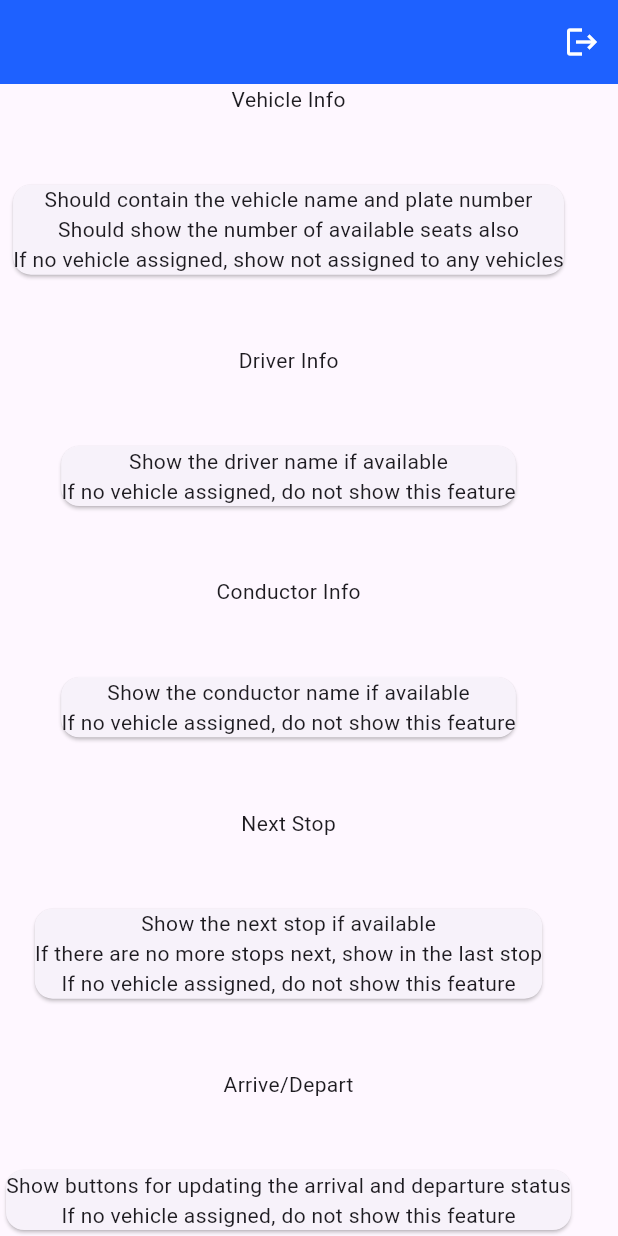
After one commit to carlgonzales075/pwd_reservation_app, a Flutter app: the EmployeeHomeScreen screen opened by its route, after a tap on the "logout" icon, on a phone screen of 412 x 824 dp. The commit adds this screen. Run offline on Flutter 3.47's test engine with Material 3 defaults, Android fonts, the phone set to English and light mode, and no system bars; our stand-ins replace camera, carousel_slider, file_picker.

Commit message:
Added in the driver and conductor login, added placeholder for driver/conductor screen.

```diff
--- a/lib/modules/auth/drivers/auth.dart
+++ b/lib/modules/auth/drivers/auth.dart
@@ -95,6 +95,7 @@ class UserProvider extends ChangeNotifier {
   String? description;
   String? avatar;
   String? email;
+  String? role;
 
   void updateUser({
     required String userId,
@@ -102,7 +103,8 @@ class UserProvider extends ChangeNotifier {
     required String lastName,
     String? description,
     String? avatar,
-    String? email
+    String? email,
+    String? role
   }) {
     this.userId = userId;
     this.firstName = firstName;
@@ -110,6 +112,7 @@ class UserProvider extends ChangeNotifier {
     this.description = description;
     this.avatar = avatar;
     this.email = email;
+    this.role = role;
     notifyListeners();
   }
 }
@@ -117,7 +120,7 @@ class UserProvider extends ChangeNotifier {
 Future<User> getUser(String accessToken, String domain) async {
   try {
     final response = await http.get(
-      Uri.parse('$domain/users/me'),
+      Uri.parse('$domain/users/me?fields=*,role.name'),
       headers: <String, String>{
         "Authorization": "Bearer $accessToken"
     });
--- a/lib/modules/auth/drivers/auth_convert.dart
+++ b/lib/modules/auth/drivers/auth_convert.dart
@@ -4,13 +4,15 @@ class User {
   final String lastName;
   final String? avatar;
   final String? email;
+  final String? role;
 
   const User({
     required this.userId,
     required this.firstName,
     required this.lastName,
     this.avatar,
-    this.email
+    this.email,
+    this.role
   });
 
   factory User.fromJson(Map<String, dynamic> json) {
@@ -22,6 +24,7 @@ class User {
       final lastName = data['last_name'] as String?;
       final avatar = data['avatar'] as String?;
       final email = data['email'] as String?;
+      final role = data['role']['name'] as String?;
 
       if (firstName != null && lastName != null) {
         return User(
@@ -29,7 +32,8 @@ class User {
           firstName: firstName,
           lastName: lastName,
           avatar: avatar,
-          email: email
+          email: email,
+          role: role
         );
       }
     }
--- /dev/null
+++ b/lib/modules/employee/employee_screen.dart
@@ -0,0 +1,82 @@
+import 'package:flutter/material.dart';
+import 'package:provider/provider.dart';
+import 'package:pwd_reservation_app/commons/themes/theme_modules.dart';
+import 'package:pwd_reservation_app/modules/auth/drivers/auth.dart';
+import 'package:pwd_reservation_app/modules/reservation/drivers/bus_selected.dart';
+import 'package:pwd_reservation_app/modules/reservation/drivers/routes.dart';
+import 'package:pwd_reservation_app/modules/shared/config/env_config.dart';
+
+class EmployeeHomeScreen extends StatelessWidget {
+  const EmployeeHomeScreen({super.key});
+
+  @override
+  Widget build (BuildContext context) {
+    return Scaffold(
+      appBar: AppBar(
+        automaticallyImplyLeading: false,
+        title: const Text(''),
+        backgroundColor: CustomThemeColors.themeBlue,
+        foregroundColor: CustomThemeColors.themeWhite,
+        actions: <Widget>[
+          IconButton(
+            onPressed: () {
+              logOut(
+                context.read<CredentialsProvider>().refreshToken,
+                context.read<DomainProvider>().url as String
+              );
+              context.read<CredentialsProvider>().resetValues();
+              context.read<StopsProvider>().resetValues();
+              context.read<PassengerProvider>().resetPassenger();
+              context.read<ReservationProvider>().resetReservation();
+              Navigator.pushNamed(context, '/');
+            },
+            icon: const Icon(Icons.logout)
+          )
+        ],
+      ),
+      body: const Column(
+        mainAxisAlignment: MainAxisAlignment.spaceBetween,
+        crossAxisAlignment: CrossAxisAlignment.center,
+        children: <Widget>[
+          Text('Vehicle Info'),
+          Card(child: Column(
+            children: <Widget>[
+              Text('Should contain the vehicle name and plate number'),
+              Text('Should show the number of available seats also'),
+              Text('If no vehicle assigned, show not assigned to any vehicles'),
+            ],
+          )),
+          Text('Driver Info'),
+          Card(child: Column(
+            children: <Widget>[
+              Text('Show the driver name if available'),
+              Text('If no vehicle assigned, do not show this feature')
+            ],
+          )),
+          Text('Conductor Info'),
+          Card(child: Column(
+            children: <Widget>[
+              Text('Show the conductor name if available'),
+              Text('If no vehicle assigned, do not show this feature')
+            ],
+          )),
+          Text('Next Stop'),
+          Card(child: Column(
+            children: <Widget>[
+              Text('Show the next stop if available'),
+              Text('If there are no more stops next, show in the last stop'),
+              Text('If no vehicle assigned, do not show this feature')
+            ],
+          )),
+          Text('Arrive/Depart'),
+          Card(child: Column(
+            children: <Widget>[
+              Text('Show buttons for updating the arrival and departure status'),
+              Text('If no vehicle assigned, do not show this feature')
+            ],
+          ))
+        ],
+      )
+    );
+  }
+}
```
Also changed, not shown: lib/main.dart (+8 -6 lines), lib/modules/auth/drivers/employee.dart (added, +88 -0 lines), lib/modules/auth/login/login.dart (+32 -3 lines), lib/modules/home/home_screen.dart (+16 -0 lines).
